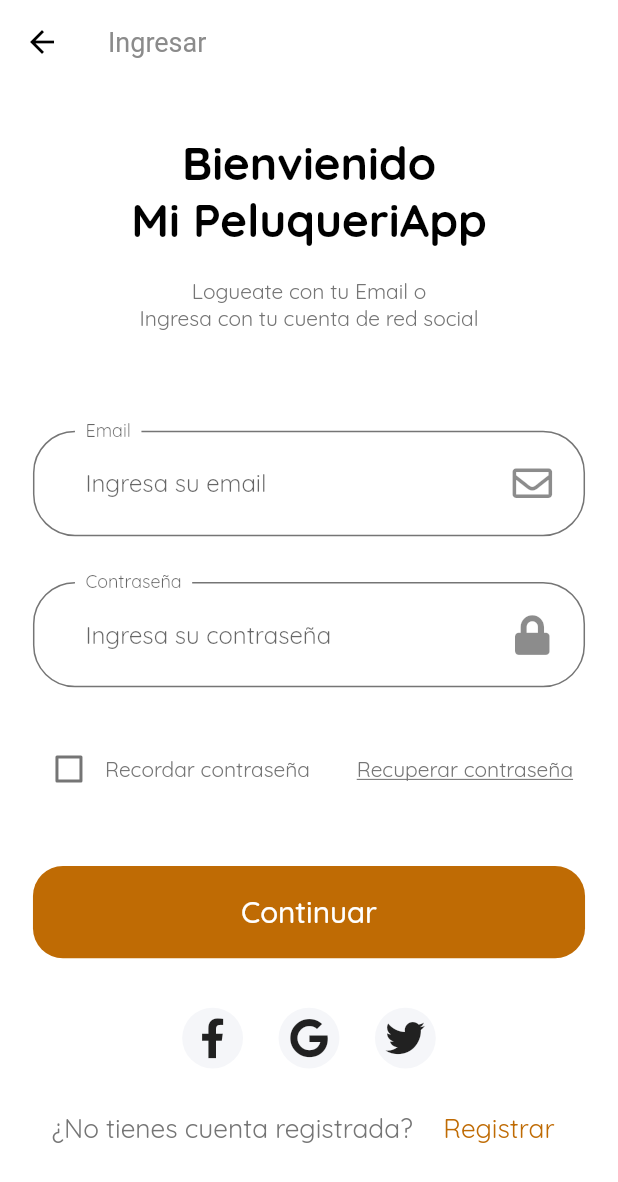
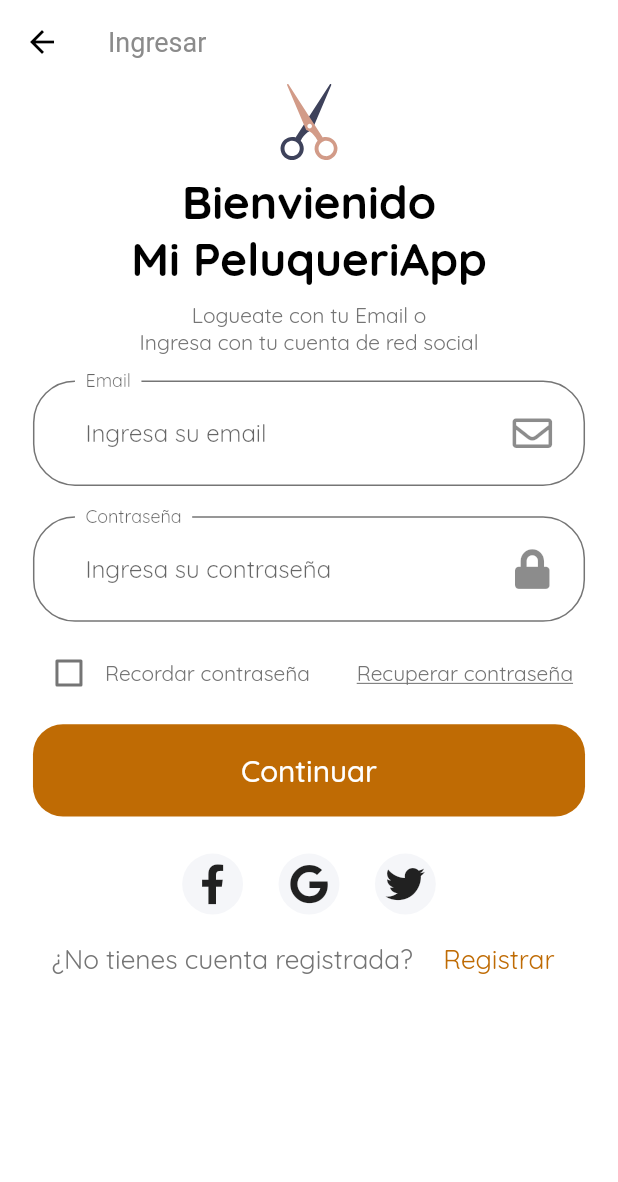
Before and after one commit to tech-andgar/mipeluqueriapp_flutter, a Flutter app: the SignInScreen screen opened by its route, on a phone screen of 412 x 824 dp. Shown: the top 1182 px of the screen. Run offline on Flutter 3.47's test engine with Material 2 defaults, Android fonts, the phone set to English and light mode, and no system bars; our stand-ins replace email_validator, firebase_auth, firebase_core, flutter_svg, font_awesome_flutter, google_sign_in and 1 more; accounts and stored records are empty.

Commit message:
Fix screen login

```diff
--- a/lib/screens/sign_in/components/sign_in_body.dart
+++ b/lib/screens/sign_in/components/sign_in_body.dart
@@ -1,5 +1,6 @@
 import 'package:firebase_auth/firebase_auth.dart';
 import 'package:flutter/material.dart';
+import 'package:flutter_svg/flutter_svg.dart';
 import 'package:font_awesome_flutter/font_awesome_flutter.dart';
 import 'package:mi_peluqueriapp/screens/login_success/login_success_screen.dart';
 import 'package:mi_peluqueriapp/screens/sign_in/components/sign_in_form.dart';
@@ -30,14 +31,11 @@ class _SignInBodyState extends State<SignInBody> {
           child: SingleChildScrollView(
             child: Column(
               children: [
-                // SvgPicture.asset(
-                //   'assets/images/logo_mipeluqueriapp.svg',
-                //   height: getProportionteScreenHeight(150),
-                // ),
-                // SizedBox(
-                //   height: getProportionteScreenHeight(20),
-                // ),
-                SizedBox(height: SizeConfig.screenHeight * 0.04),
+                SvgPicture.asset(
+                  'assets/images/logo_mipeluqueriapp.svg',
+                  height: getProportionteScreenHeight(50),
+                ),
+                SizedBox(height: SizeConfig.screenHeight * 0.01),
                 Text(
                   'Bienvienido\nMi PeluqueriApp',
                   style: TextStyle(
@@ -47,14 +45,14 @@ class _SignInBodyState extends State<SignInBody> {
                   ),
                   textAlign: TextAlign.center,
                 ),
-                SizedBox(height: getProportionteScreenHeight(20)),
+                SizedBox(height: getProportionteScreenHeight(10)),
                 Text(
                   'Logueate con tu Email o\nIngresa con tu cuenta de red social',
                   textAlign: TextAlign.center,
                 ),
-                SizedBox(height: SizeConfig.screenHeight * 0.08),
+                SizedBox(height: SizeConfig.screenHeight * 0.02),
                 SignForm(),
-                SizedBox(height: SizeConfig.screenHeight * 0.04),
+                SizedBox(height: SizeConfig.screenHeight * 0.03),
                 Row(
                   mainAxisAlignment: MainAxisAlignment.center,
                   children: [
@@ -65,10 +63,8 @@ class _SignInBodyState extends State<SignInBody> {
                     SocialCard(
                       icon: FontAwesomeIcons.google,
                       press: () {
-                        signInWithGoogle().then((user) => {
-                          this.user = user,
-                          Navigator.pushNamed(context, LoginSuccessScreen.routeName)
-                        });
+                        signInWithGoogle().then(
+                            (user) => {this.user = user, Navigator.pushNamed(context, LoginSuccessScreen.routeName)});
                       },
                     ),
                     SocialCard(
@@ -77,7 +73,7 @@ class _SignInBodyState extends State<SignInBody> {
                     ),
                   ],
                 ),
-                SizedBox(height: getProportionteScreenHeight(20)),
+                SizedBox(height: getProportionteScreenHeight(10)),
                 NoAccountText()
               ],
             ),
--- a/lib/screens/sign_in/components/sign_in_form.dart
+++ b/lib/screens/sign_in/components/sign_in_form.dart
@@ -30,9 +30,9 @@ class _SignFormState extends State<SignForm> {
       child: Column(
         children: [
           buildEmailFormField(),
-          SizedBox(height: getProportionteScreenHeight(30)),
+          SizedBox(height: getProportionteScreenHeight(20)),
           buildPasswordFormField(),
-          SizedBox(height: getProportionteScreenHeight(30)),
+          SizedBox(height: getProportionteScreenHeight(10)),
           Row(
             crossAxisAlignment: CrossAxisAlignment.center,
             children: [
@@ -82,9 +82,9 @@ class _SignFormState extends State<SignForm> {
               )
             ],
           ),
-          SizedBox(height: getProportionteScreenHeight(20)),
+          SizedBox(height: getProportionteScreenHeight(10)),
           FormErrors(errors: errors),
-          SizedBox(height: getProportionteScreenHeight(20)),
+          SizedBox(height: getProportionteScreenHeight(0)),
           SizedBox(
             width: double.infinity,
             height: getProportionteScreenWidth(56),
--- a/lib/screens/sign_in/components/sign_in_no_account_text.dart
+++ b/lib/screens/sign_in/components/sign_in_no_account_text.dart
@@ -11,7 +11,7 @@ class NoAccountText extends StatelessWidget {
   @override
   Widget build(BuildContext context) {
     return Padding(
-      padding: EdgeInsets.only(bottom: 48),
+      padding: EdgeInsets.only(bottom: 8),
       child: Row(
         mainAxisAlignment: MainAxisAlignment.center,
         children: [
```
